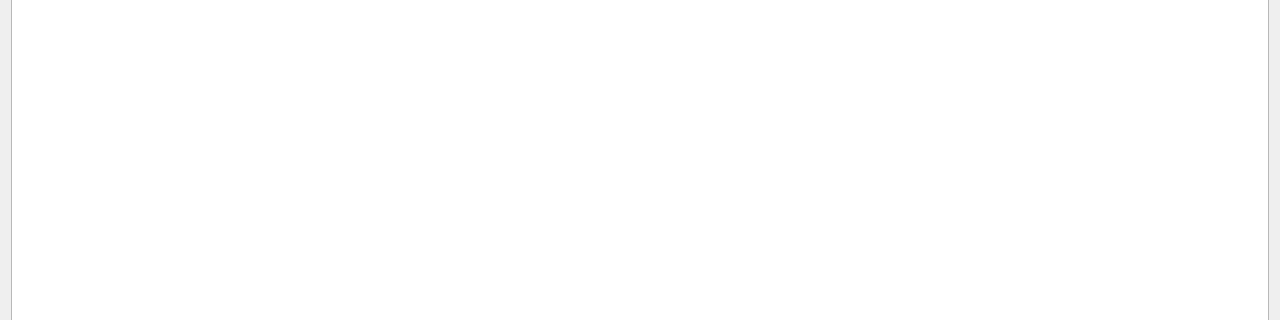
Before: the Qt Designer form WebsiteEmpire/gui/panes/PaneSettings.ui in icingerpower/WebsiteEmpire2, drawn with Qt 5; both pictures show x 0 to 1280 and y 224 to 544 of the 1280 by 760 pixel window.
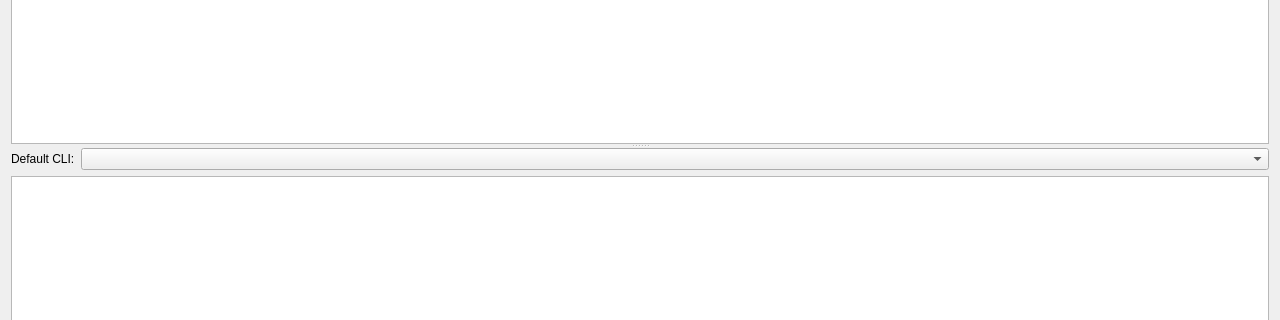
After: the same form once the commit is applied.

Commit message: Pass AbstractCli through WebsiteEmpire launchers, translators, and settings pane

Diff of the .ui file:
```diff
--- a/WebsiteEmpire/gui/panes/PaneSettings.ui
+++ b/WebsiteEmpire/gui/panes/PaneSettings.ui
@@ -41,13 +41,61 @@
     </widget>
    </item>
    <item>
-    <widget class="QTableView" name="tableViewSettings">
-     <property name="selectionMode">
-      <enum>QAbstractItemView::SelectionMode::SingleSelection</enum>
+    <widget class="QSplitter" name="splitter">
+     <property name="orientation">
+      <enum>Qt::Vertical</enum>
      </property>
-     <attribute name="horizontalHeaderStretchLastSection">
-      <bool>true</bool>
-     </attribute>
+     <widget class="QTableView" name="tableViewSettings">
+      <property name="selectionMode">
+       <enum>QAbstractItemView::SelectionMode::SingleSelection</enum>
+      </property>
+      <attribute name="horizontalHeaderStretchLastSection">
+       <bool>true</bool>
+      </attribute>
+     </widget>
+     <widget class="QWidget" name="widgetCliSection">
+      <layout class="QVBoxLayout" name="verticalLayoutCli">
+       <property name="margin">
+        <number>0</number>
+       </property>
+       <item>
+        <widget class="QWidget" name="widgetCliComboRow">
+         <layout class="QHBoxLayout" name="horizontalLayoutCli">
+          <property name="margin">
+           <number>0</number>
+          </property>
+          <item>
+           <widget class="QLabel" name="labelDefaultCli">
+            <property name="text">
+             <string>Default CLI:</string>
+            </property>
+           </widget>
+          </item>
+          <item>
+           <widget class="QComboBox" name="comboDefaultCli">
+            <property name="sizePolicy">
+             <sizepolicy hsizetype="Expanding" vsizetype="Fixed">
+              <horstretch>1</horstretch>
+              <verstretch>0</verstretch>
+             </sizepolicy>
+            </property>
+           </widget>
+          </item>
+         </layout>
+        </widget>
+       </item>
+       <item>
+        <widget class="QTableView" name="tableViewCli">
+         <property name="selectionMode">
+          <enum>QAbstractItemView::SelectionMode::NoSelection</enum>
+         </property>
+         <attribute name="horizontalHeaderStretchLastSection">
+          <bool>true</bool>
+         </attribute>
+        </widget>
+       </item>
+      </layout>
+     </widget>
     </widget>
    </item>
   </layout>
```
The commit also changes 19 other files.
